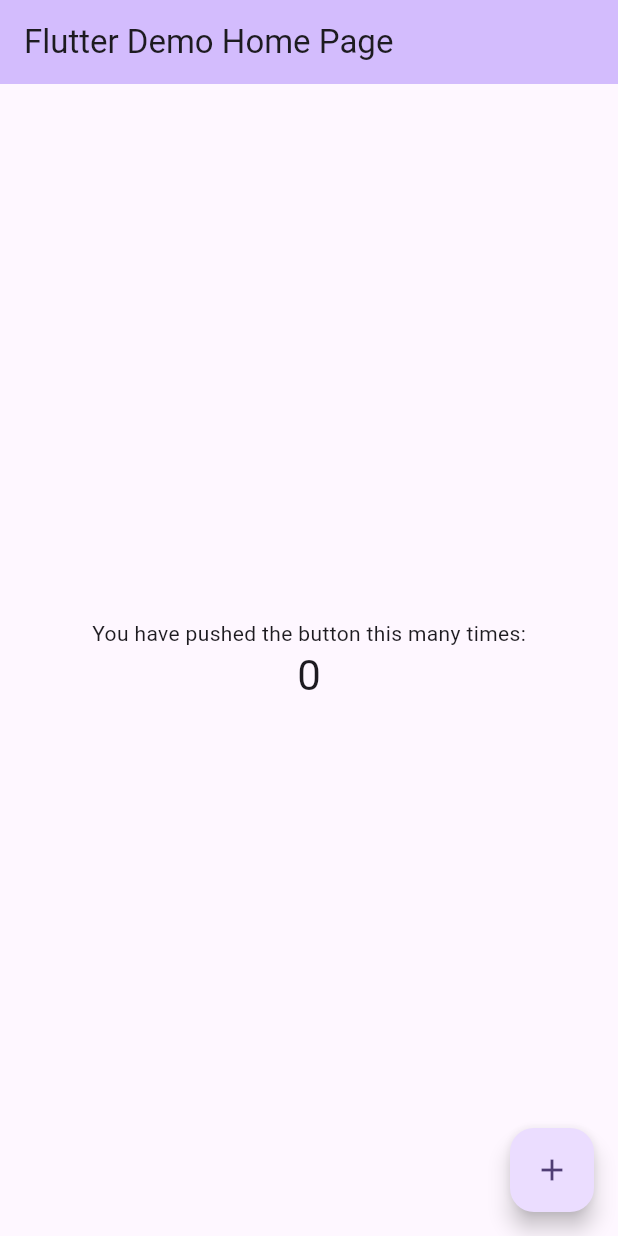
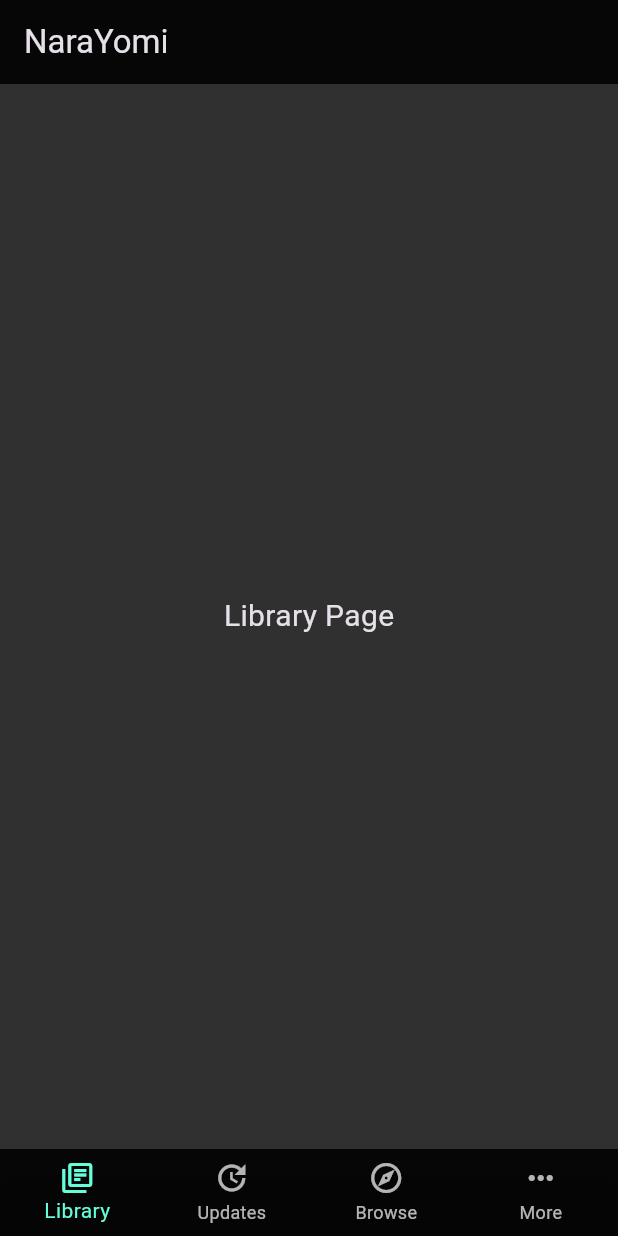
Before and after one commit to tomhibbers/narayomi, a Flutter app: the screen it shows after launch, on a phone screen of 412 x 824 dp. Run offline on Flutter 3.47's test engine with Material 3 defaults, Android fonts, the phone set to English and light mode, and no system bars.

Commit message:
Scaffold initial pages and nav

```diff
--- a/lib/main.dart
+++ b/lib/main.dart
@@ -1,125 +1,72 @@
 import 'package:flutter/material.dart';
+import 'pages/library_page.dart';
+import 'pages/updates_page.dart';
+import 'pages/browse_page.dart';
+import 'pages/settings_page.dart';
 
 void main() {
-  runApp(const MyApp());
+  runApp(MyApp());
 }
 
-class MyApp extends StatelessWidget {
+class MyApp extends StatefulWidget {
   const MyApp({super.key});
 
-  // This widget is the root of your application.
   @override
-  Widget build(BuildContext context) {
-    return MaterialApp(
-      title: 'Flutter Demo',
-      theme: ThemeData(
-        // This is the theme of your application.
-        //
-        // TRY THIS: Try running your application with "flutter run". You'll see
-        // the application has a purple toolbar. Then, without quitting the app,
-        // try changing the seedColor in the colorScheme below to Colors.green
-        // and then invoke "hot reload" (save your changes or press the "hot
-        // reload" button in a Flutter-supported IDE, or press "r" if you used
-        // the command line to start the app).
-        //
-        // Notice that the counter didn't reset back to zero; the application
-        // state is not lost during the reload. To reset the state, use hot
-        // restart instead.
-        //
-        // This works for code too, not just values: Most code changes can be
-        // tested with just a hot reload.
-        colorScheme: ColorScheme.fromSeed(seedColor: Colors.deepPurple),
-        useMaterial3: true,
-      ),
-      home: const MyHomePage(title: 'Flutter Demo Home Page'),
-    );
-  }
+  _MyAppState createState() => _MyAppState();
 }
 
-class MyHomePage extends StatefulWidget {
-  const MyHomePage({super.key, required this.title});
+class _MyAppState extends State<MyApp> {
+  int _selectedIndex = 0;
 
-  // This widget is the home page of your application. It is stateful, meaning
-  // that it has a State object (defined below) that contains fields that affect
-  // how it looks.
+  final List<Widget> _pages = [
+    LibraryPage(),
+    UpdatesPage(),
+    BrowsePage(),
+    SettingsPage(),
+  ];
 
-  // This class is the configuration for the state. It holds the values (in this
-  // case the title) provided by the parent (in this case the App widget) and
-  // used by the build method of the State. Fields in a Widget subclass are
-  // always marked "final".
-
-  final String title;
-
-  @override
-  State<MyHomePage> createState() => _MyHomePageState();
-}
-
-class _MyHomePageState extends State<MyHomePage> {
-  int _counter = 0;
-
-  void _incrementCounter() {
+  void _onItemTapped(int index) {
     setState(() {
-      // This call to setState tells the Flutter framework that something has
-      // changed in this State, which causes it to rerun the build method below
-      // so that the display can reflect the updated values. If we changed
-      // _counter without calling setState(), then the build method would not be
-      // called again, and so nothing would appear to happen.
-      _counter++;
+      _selectedIndex = index;
     });
   }
 
   @override
   Widget build(BuildContext context) {
-    // This method is rerun every time setState is called, for instance as done
-    // by the _incrementCounter method above.
-    //
-    // The Flutter framework has been optimized to make rerunning build methods
-    // fast, so that you can just rebuild anything that needs updating rather
-    // than having to individually change instances of widgets.
-    return Scaffold(
-      appBar: AppBar(
-        // TRY THIS: Try changing the color here to a specific color (to
-        // Colors.amber, perhaps?) and trigger a hot reload to see the AppBar
-        // change color while the other colors stay the same.
-        backgroundColor: Theme.of(context).colorScheme.inversePrimary,
-        // Here we take the value from the MyHomePage object that was created by
-        // the App.build method, and use it to set our appbar title.
-        title: Text(widget.title),
+    return MaterialApp(
+      theme: ThemeData.dark().copyWith(
+        scaffoldBackgroundColor: Colors.grey[850], // Dark gray for main content
+        appBarTheme: const AppBarTheme(
+          backgroundColor: Colors.black87, // Darker app bar
+        ),
+        bottomNavigationBarTheme: const BottomNavigationBarThemeData(
+          backgroundColor: Colors.black87, // Darker bottom nav
+          selectedItemColor: Colors.tealAccent, // Highlighted item color
+          unselectedItemColor: Colors.white70, // Dimmed for inactive items
+        ),
       ),
-      body: Center(
-        // Center is a layout widget. It takes a single child and positions it
-        // in the middle of the parent.
-        child: Column(
-          // Column is also a layout widget. It takes a list of children and
-          // arranges them vertically. By default, it sizes itself to fit its
-          // children horizontally, and tries to be as tall as its parent.
-          //
-          // Column has various properties to control how it sizes itself and
-          // how it positions its children. Here we use mainAxisAlignment to
-          // center the children vertically; the main axis here is the vertical
-          // axis because Columns are vertical (the cross axis would be
-          // horizontal).
-          //
-          // TRY THIS: Invoke "debug painting" (choose the "Toggle Debug Paint"
-          // action in the IDE, or press "p" in the console), to see the
-          // wireframe for each widget.
-          mainAxisAlignment: MainAxisAlignment.center,
-          children: <Widget>[
-            const Text(
-              'You have pushed the button this many times:',
-            ),
-            Text(
-              '$_counter',
-              style: Theme.of(context).textTheme.headlineMedium,
-            ),
+      home: Scaffold(
+        appBar: AppBar(
+          title: Text(_selectedIndex == 3
+              ? 'Settings'
+              : 'NaraYomi'), // Change title when on Settings Page
+        ),
+        body: _pages[_selectedIndex],
+        bottomNavigationBar: BottomNavigationBar(
+          type: BottomNavigationBarType.fixed,
+          currentIndex: _selectedIndex,
+          onTap: _onItemTapped,
+          items: const [
+            BottomNavigationBarItem(
+                icon: Icon(Icons.library_books_outlined), label: 'Library'),
+            BottomNavigationBarItem(icon: Icon(Icons.update_outlined), label: 'Updates'),
+            BottomNavigationBarItem(
+                icon: Icon(Icons.explore_outlined), label: 'Browse'),
+            BottomNavigationBarItem(
+                icon: Icon(Icons.more_horiz), label: 'More'),
           ],
         ),
       ),
-      floatingActionButton: FloatingActionButton(
-        onPressed: _incrementCounter,
-        tooltip: 'Increment',
-        child: const Icon(Icons.add),
-      ), // This trailing comma makes auto-formatting nicer for build methods.
     );
   }
 }
--- /dev/null
+++ b/lib/pages/browse_page.dart
@@ -0,0 +1,10 @@
+import 'package:flutter/material.dart';
+
+class BrowsePage extends StatelessWidget {
+  @override
+  Widget build(BuildContext context) {
+    return Center(
+      child: Text("Browse Page", style: TextStyle(fontSize: 20)),
+    );
+  }
+}
--- /dev/null
+++ b/lib/pages/library_page.dart
@@ -0,0 +1,10 @@
+import 'package:flutter/material.dart';
+
+class LibraryPage extends StatelessWidget {
+  @override
+  Widget build(BuildContext context) {
+    return Center(
+      child: Text("Library Page", style: TextStyle(fontSize: 20)),
+    );
+  }
+}
--- /dev/null
+++ b/lib/pages/settings_page.dart
@@ -0,0 +1,10 @@
+import 'package:flutter/material.dart';
+
+class SettingsPage extends StatelessWidget {
+  @override
+  Widget build(BuildContext context) {
+    return Center(
+      child: Text("Settings Page", style: TextStyle(fontSize: 20)),
+    );
+  }
+}
--- /dev/null
+++ b/lib/pages/updates_page.dart
@@ -0,0 +1,10 @@
+import 'package:flutter/material.dart';
+
+class UpdatesPage extends StatelessWidget {
+  @override
+  Widget build(BuildContext context) {
+    return Center(
+      child: Text("Updates Page", style: TextStyle(fontSize: 20)),
+    );
+  }
+}
```
